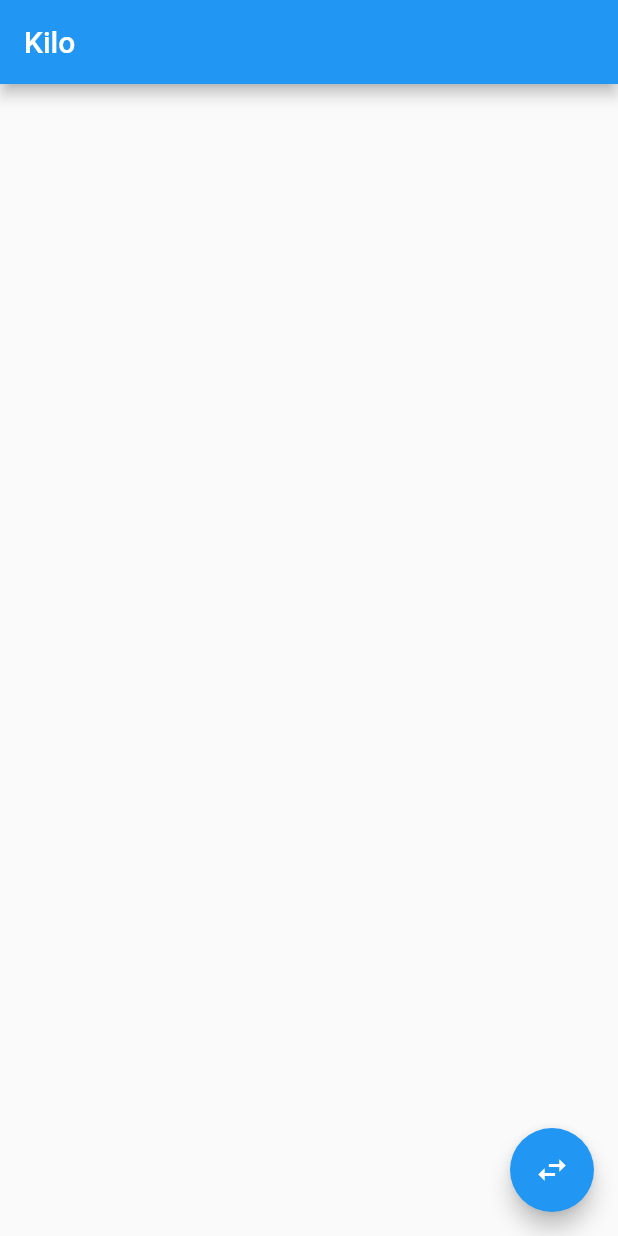
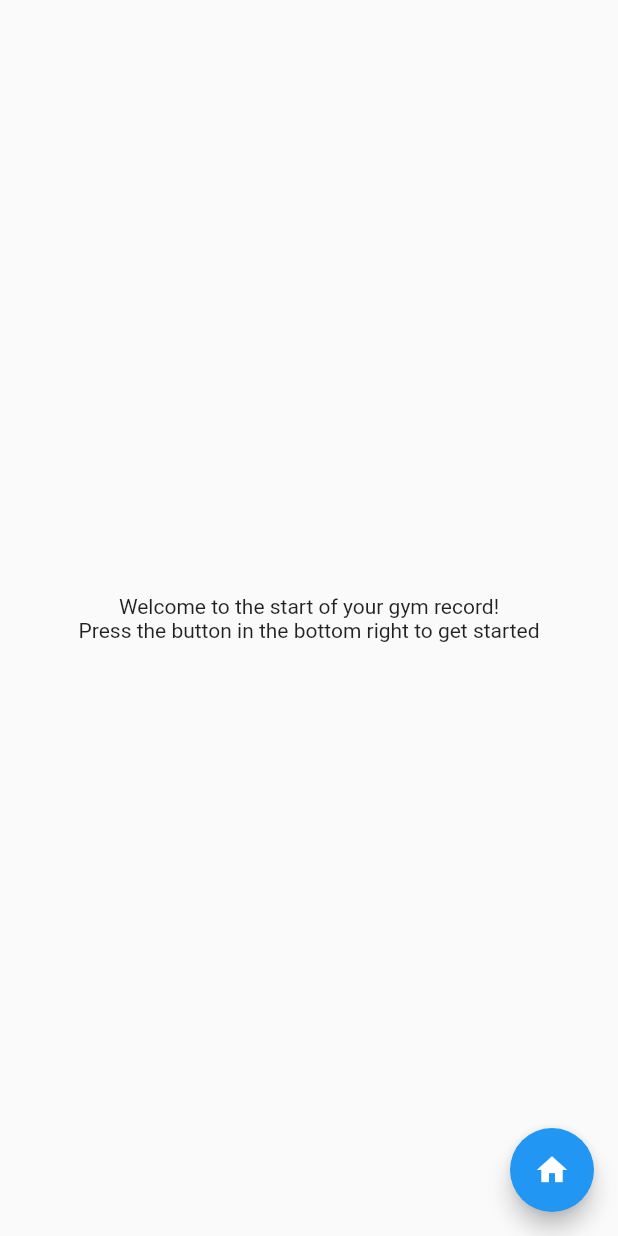
Before and after one commit to DarthEmpty/kilo, a Flutter app: the screen it shows after launch, on a phone screen of 412 x 824 dp. Run offline on Flutter 3.47's test engine with Material 2 defaults, Android fonts, the phone set to English and light mode, and no system bars; our stand-ins replace date_format.

Commit message:
Split intro message into intro page

```diff
--- a/lib/main.dart
+++ b/lib/main.dart
@@ -1,18 +1,18 @@
 import 'package:flutter/material.dart';
-import 'package:kilo/pages/home.dart';
+import 'package:kilo/pages/intro.dart';
 
-void main() => runApp(new Kilo());
+void main() => runApp(Kilo());
 
 class Kilo extends StatelessWidget {
   // This widget is the root of your application.
   @override
   Widget build(BuildContext context) {
-    return new MaterialApp(
-      title: "Flutter Demo",
-      theme: new ThemeData(
+    return MaterialApp(
+      title: "Kilo",
+      theme: ThemeData(
         primarySwatch: Colors.blue,
       ),
-      home: new Home(title: "Kilo"),
+      home: Intro(),
     );
   }
 }
--- /dev/null
+++ b/lib/pages/intro.dart
@@ -0,0 +1,31 @@
+import 'package:flutter/material.dart';
+import 'package:kilo/pages/home.dart';
+
+class Intro extends StatelessWidget {
+  void _toHome(BuildContext context) {
+    Navigator.push(
+      context,
+      MaterialPageRoute(builder: (context) => Home(title: "Kilo",))
+    );
+  }
+
+  @override
+  Widget build(BuildContext context) {
+    return Scaffold(
+      body: Center(
+        child: Column(
+          mainAxisAlignment: MainAxisAlignment.center,
+          children: <Widget>[
+            Text("Welcome to the start of your gym record!"),
+            Text("Press the button in the bottom right to get started")
+          ],
+        ),
+      ),
+      floatingActionButton: FloatingActionButton(
+        onPressed: () => this._toHome(context),
+        tooltip: "Go Home",
+        child: Icon(Icons.home),
+      ),
+    );
+  }
+}
```
Also changed, not shown: lib/pages/home.dart (+10 -39 lines).
